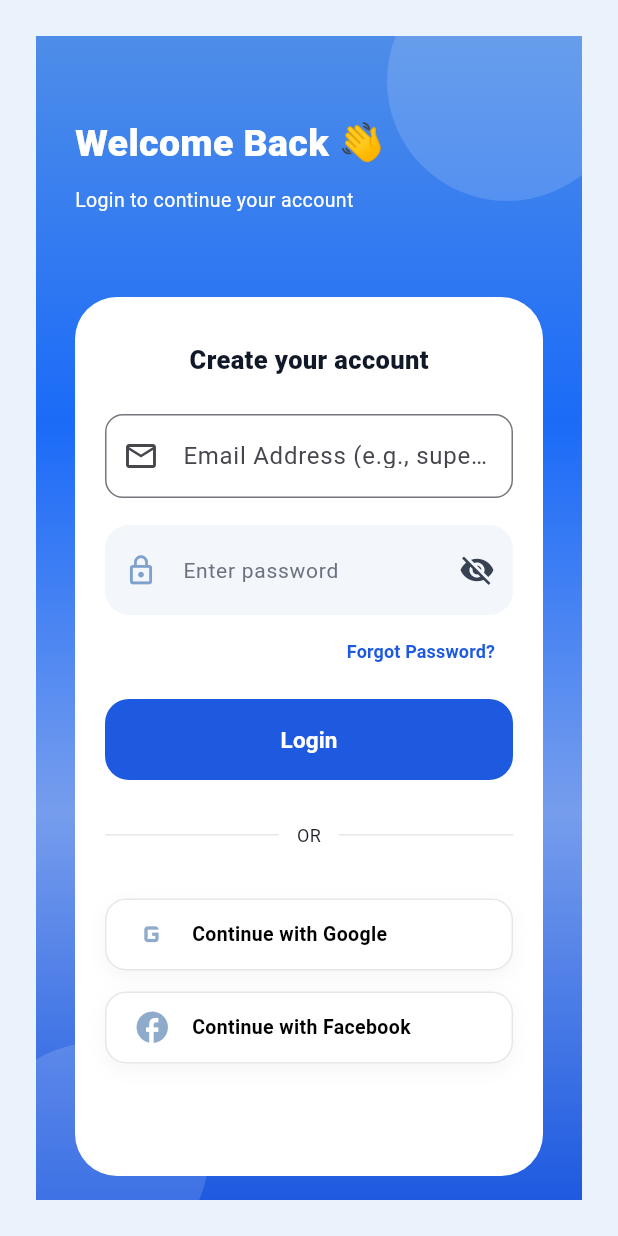
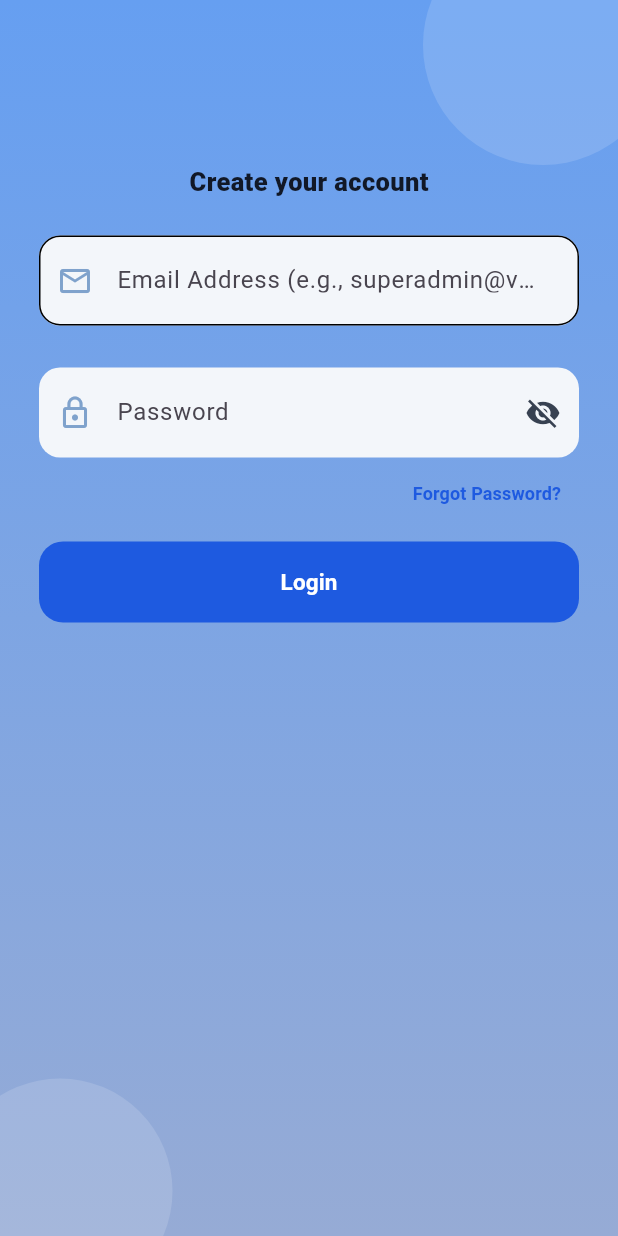
Before and after one commit to RushikJoshi/VMS_APP, a Flutter app: the LoginScreen screen opened directly, on a phone screen of 412 x 824 dp. Run offline on Flutter 3.47's test engine with Material 3 defaults, Android fonts, the phone set to English and light mode, and no system bars; our stand-ins replace dartz, dio, equatable, fl_chart, flutter_bloc, get_it.

Commit message:
ui change

```diff
--- a/lib/features/auth/presentation/pages/login_screen.dart
+++ b/lib/features/auth/presentation/pages/login_screen.dart
@@ -72,21 +72,19 @@ class _LoginScreenState extends State<LoginScreen> {
   Widget build(BuildContext context) {
     return Scaffold(
       backgroundColor: const Color(0xFFEAF2FB),
-      body: SafeArea(
-        child: Center(
-          child: Container(
-            margin: const EdgeInsets.all(24),
+      body: Container(
+        width: double.infinity,
+        height: MediaQuery.of(context).size.height,
+        //margin: const EdgeInsets.all(24),
         decoration: BoxDecoration(
           gradient: const LinearGradient(
             colors: [
-                  Color(0xFF4E8DE8),
-                  Color(0xFF1B6BF8),
+              Color(0xFF669FF1),
+              //Color(0xFF1B6BF8),
               // Color(0xFF061F5A),
-                  Color(0xFF769DED),
-                  Color(0xFF1E5AE0),
-                  // Color(0xFFBBCFE4),
-                  // Color(0xFFAECFF3),
-                  // Color(0xFF8EABCC),
+              Color(0xFF96ABD5),
+              //Color(0xFF1E5AE0),
+
             ],
             begin: Alignment.topCenter,
             end: Alignment.bottomCenter,
@@ -114,40 +112,28 @@ class _LoginScreenState extends State<LoginScreen> {
             SingleChildScrollView(
               padding: const EdgeInsets.symmetric(horizontal: 26, vertical: 54),
               child: Column(
-                    crossAxisAlignment: CrossAxisAlignment.start,
+                crossAxisAlignment: CrossAxisAlignment.center,
                 children: [
-                      const Text(
-                        'Welcome Back 👋',
-                        style: TextStyle(
-                          fontSize: 25,
-                          fontWeight: FontWeight.w800,
-                          color: Colors.white,
-                        ),
-                      ),
-                      const SizedBox(height: 10),
-                      const Text(
-                        'Login to continue your account',
-                        style: TextStyle(
-                          fontSize: 13,
-                          color: Colors.white,
-                        ),
-                      ),
+                  // const Text(
+                  //   'Welcome Back 👋',
+                  //   style: TextStyle(
+                  //     fontSize: 25,
+                  //     fontWeight: FontWeight.w800,
+                  //     color: Colors.white,
+                  //   ),
+                  // ),
+                  // const SizedBox(height: 10),
+                  // const Text(
+                  //   'Login to continue your account',
+                  //   style: TextStyle(
+                  //     fontSize: 13,
+                  //     color: Colors.white,
+                  //   ),
+                  // ),
 
                   const SizedBox(height: 55),
 
-                      Container(
-                        width: double.infinity,
-                        padding: const EdgeInsets.symmetric(horizontal: 20, vertical: 30),
-                        decoration: const BoxDecoration(
-                          color: Colors.white,
-                          borderRadius: BorderRadius.only(
-                            topLeft: Radius.circular(28),
-                            topRight: Radius.circular(28),
-                            bottomLeft: Radius.circular(28),
-                            bottomRight: Radius.circular(28),
-                          ),
-                        ),
-                        child: Column(
+                  Column(
                     children: [
                       const Text(
                         'Create your account',
@@ -160,27 +146,71 @@ class _LoginScreenState extends State<LoginScreen> {
 
                       const SizedBox(height: 24),
 
-                            TextField(
+                      SizedBox(
+                        width: double.infinity,
+
+                        child: TextField(
                           controller: _emailController,
                           decoration: InputDecoration(
                             labelText: 'Email Address (e.g., superadmin@vms.com)',
-                                prefixIcon: const Icon(Icons.email_outlined),
-                                border: OutlineInputBorder(borderRadius: BorderRadius.circular(12)),
+                            hintText: 'Enter your email',
+
+                            prefixIcon: const Icon(
+                              Icons.email_outlined,
+                              color: Color(0xFF7FA2CC),
+                            ),
+
+                            filled: true,
+                            fillColor: const Color(0xFFF3F6FA),
+
+                            contentPadding: const EdgeInsets.symmetric(
+                              horizontal: 18,
+                              vertical: 18,
+                            ),
+
+                            border: OutlineInputBorder(
+                              borderRadius: BorderRadius.circular(14),
+                             // borderSide: BorderSide.none,
+                            ),
+
+                            enabledBorder: OutlineInputBorder(
+                              borderRadius: BorderRadius.circular(14),
+                              //borderSide: BorderSide.none,
+                            ),
+
+                            focusedBorder: OutlineInputBorder(
+                              borderRadius: BorderRadius.circular(14),
+                              borderSide: const BorderSide(
+                                color: Colors.black,
+                                width: 1.5,
+                              ),
+                            ),
+                          ),
                         ),
                       ),
 
-                            const SizedBox(height: 18),
+                      const SizedBox(height: 28),
 
-                            TextField(
+                      SizedBox(
+                        width: double.infinity,
+                        child: TextField(
                           controller: _passwordController,
                           obscureText: _obscureText,
-                              decoration: _inputDecoration(
 
+                          decoration: InputDecoration(
+                            labelText: 'Password',
                             hintText: 'Enter password',
-                                icon: Icons.lock_outline,
+
+                            prefixIcon: const Icon(
+                              Icons.lock_outline,
+                              color: Color(0xFF7FA2CC),
+                            ),
+
                             suffixIcon: IconButton(
                               icon: Icon(
-                                    _obscureText ? Icons.visibility_off : Icons.visibility,
+                                _obscureText
+                                    ? Icons.visibility_off
+                                    : Icons.visibility,
                                 color: const Color(0xFF374151),
                               ),
                               onPressed: () {
@@ -189,9 +219,35 @@ class _LoginScreenState extends State<LoginScreen> {
                                 });
                               },
                             ),
+
+                            filled: true,
+                            fillColor: const Color(0xFFF3F6FA),
+
+                            contentPadding: const EdgeInsets.symmetric(
+                              horizontal: 18,
+                              vertical: 18,
+                            ),
+
+                            border: OutlineInputBorder(
+                              borderRadius: BorderRadius.circular(14),
+                              borderSide: BorderSide.none,
+                            ),
+
+                            enabledBorder: OutlineInputBorder(
+                              borderRadius: BorderRadius.circular(14),
+                              borderSide: BorderSide.none,
+                            ),
+
+                            focusedBorder: OutlineInputBorder(
+                              borderRadius: BorderRadius.circular(14),
+                              borderSide: const BorderSide(
+                                color: Colors.black,
+                                width: 1.5,
                               ),
                             ),
-
+                          ),
+                        ),
+                      ),
                       Align(
                         alignment: Alignment.centerRight,
                         child: TextButton(
@@ -234,44 +290,41 @@ class _LoginScreenState extends State<LoginScreen> {
 
                       const SizedBox(height: 28),
 
-                            Row(
-                              children: const [
-                                Expanded(child: Divider(color: Color(0xFFE5E7EB))),
-                                Padding(
-                                  padding: EdgeInsets.symmetric(horizontal: 12),
-                                  child: Text(
-                                    'OR',
-                                    style: TextStyle(fontSize: 12),
-                                  ),
-                                ),
-                                Expanded(child: Divider(color: Color(0xFFE5E7EB))),
+                      // Row(
+                      //   children: const [
+                      //     Expanded(child: Divider(color: Color(0xFFE5E7EB))),
+                      //     Padding(
+                      //       padding: EdgeInsets.symmetric(horizontal: 12),
+                      //       child: Text(
+                      //         'OR',
+                      //         style: TextStyle(fontSize: 12),
+                      //       ),
+                      //     ),
+                      //     Expanded(child: Divider(color: Color(0xFFE5E7EB))),
+                      //   ],
+                      // ),
+
+                      //const SizedBox(height: 34),
+
+                      // _socialButton(
+                      //   icon: Icons.g_mobiledata,
+                      //   text: 'Continue with Googl/e',
+                      // ),
+
+                      //const SizedBox(height: 14),
+
+                      // _socialButton(
+                      //   icon: Icons.facebook,
+                      //   text: 'Continue with Facebook',
+                      // ),
+                      //
+                      // const SizedBox(height: 45),
                     ],
-                            ),
-
-                            const SizedBox(height: 34),
-
-                            _socialButton(
-                              icon: Icons.g_mobiledata,
-                              text: 'Continue with Google',
-                            ),
-
-                            const SizedBox(height: 14),
-
-                            _socialButton(
-                              icon: Icons.facebook,
-                              text: 'Continue with Facebook',
-                            ),
-
-                            const SizedBox(height: 45),
-                          ],
-                        ),
                   ),
                 ],
               ),
             ),
           ],
-            ),
-          ),
         ),
       ),
     );
```
Lines whose indentation alone changed are shown as unchanged.
